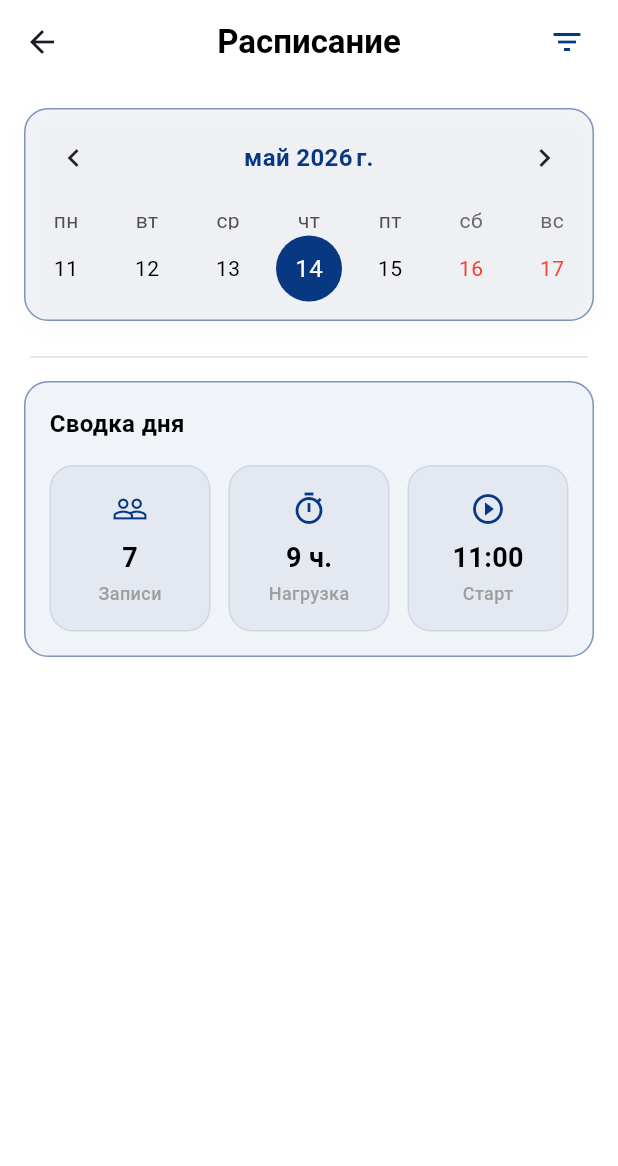
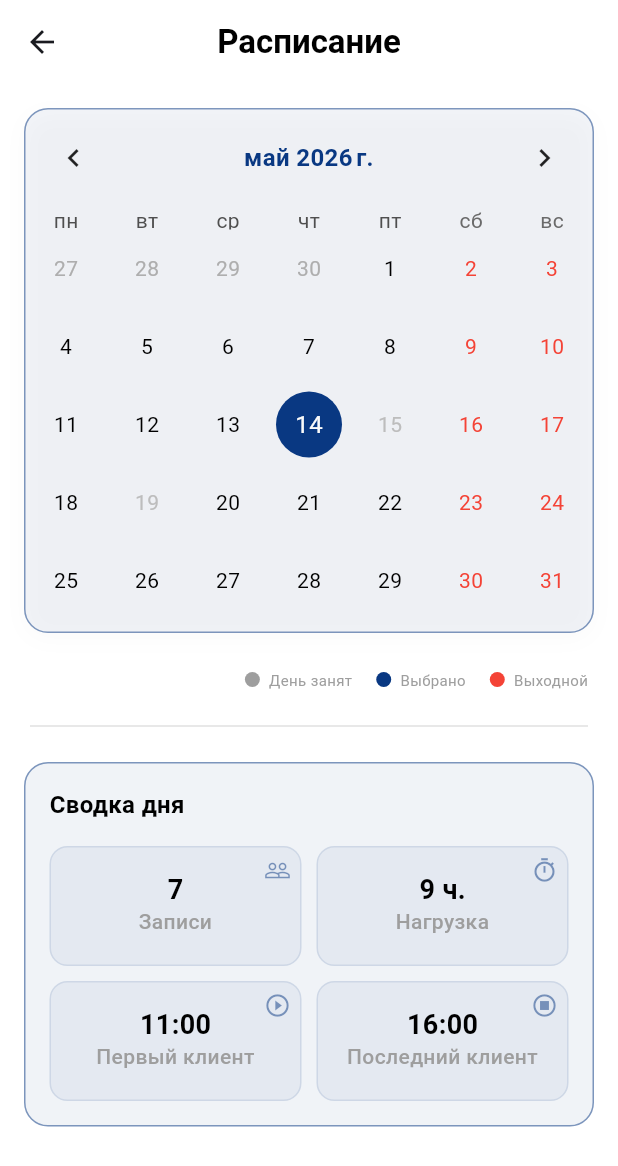
Before and after one commit to MagicKode/salon_app, a Flutter app: the MasterScheduleScreen screen opened directly, on a phone screen of 412 x 824 dp. Shown: the top 1166 px of the screen. Run offline on Flutter 3.47's test engine with Material 3 defaults, Android fonts, the phone set to English and light mode, and no system bars; drawn by our look-alikes of table_calendar; our stand-ins replace expandable_text, flutter_bloc, flutter_map, geolocator, latlong2; accounts and stored records are empty; Roboto replaces fonts that are missing (Montserrat).

Commit message:
refactored schedule card

```diff
--- a/lib/feature/core/mastercalendarscreen/domain/master_calendar_repository.dart
+++ b/lib/feature/core/mastercalendarscreen/domain/master_calendar_repository.dart
@@ -1,3 +1,4 @@
+import '../../masterschedulescreen/domain/day_availability_model.dart';
 import 'appointment_model.dart';
 
 class MasterCalendarRepository {
@@ -61,4 +62,14 @@ class MasterCalendarRepository {
   }
 
   static List<AppointmentModel> getEmptyAppointments() => [];
+
+  static Map<DateTime, DayStatus> getMockAvailability() {
+    final today = DateTime.now();
+    return {
+      // Убираем время из даты (Normalization), оставляем только год-месяц-день
+      DateTime(today.year, today.month, today.day + 1): DayStatus.full,
+      DateTime(today.year, today.month, today.day + 5): DayStatus.full,
+      DateTime(today.year, today.month, today.day + 10): DayStatus.dayOff,
+    };
+  }
 }
--- /dev/null
+++ b/lib/feature/core/masterschedulescreen/domain/day_availability_model.dart
@@ -0,0 +1,9 @@
+enum DayStatus { available, full, dayOff }
+
+// Простая модель для связи даты и её статуса
+class DayAvailability {
+  final DateTime date;
+  final DayStatus status;
+
+  DayAvailability({required this.date, required this.status});
+}
--- a/lib/feature/core/masterschedulescreen/master_schedule_body.dart
+++ b/lib/feature/core/masterschedulescreen/master_schedule_body.dart
@@ -1,21 +1,19 @@
 import 'package:flutter/material.dart';
+import 'package:salon_flutter/uikit/strings/app_strings.dart';
 
 import '../../../../uikit/colors/app_colors.dart';
 import '../../../uikit/widgets/card/calendar_view_card.dart';
 import '../../../uikit/widgets/card/day_summary_card.dart';
 import '../mastercalendarscreen/domain/appointment_model.dart';
 import '../mastercalendarscreen/domain/master_calendar_repository.dart';
-import 'master_schedule_screen.dart';
 
 class MasterScheduleBody extends StatelessWidget {
   final DateTime focusedDay;
-  final CalendarViewMode viewMode;
   final Function(DateTime) onDaySelected;
 
   const MasterScheduleBody({
     super.key,
     required this.focusedDay,
-    required this.viewMode,
     required this.onDaySelected,
   });
 
@@ -23,20 +21,22 @@ class MasterScheduleBody extends StatelessWidget {
   Widget build(BuildContext context) {
     // 1. Получаем все записи (из репозитория-заглушки)
     final allAppointments = MasterCalendarRepository.getMockAppointments();
+    final availability = MasterCalendarRepository.getMockAvailability();
 
-    // 2. Используем твой новый extension для фильтрации по выбранному дню
     final dayAppointments = allAppointments.forDate(focusedDay);
 
     return Column(
       children: [
         CalendarViewCard(
           focusedDay: focusedDay,
-          viewMode: viewMode,
           onDaySelected: onDaySelected,
+          availability: availability,
         ),
 
+        _buildLegend(),
+
         const Padding(
-          padding: EdgeInsets.symmetric(horizontal: 20),
+          padding: EdgeInsets.symmetric(horizontal: 20, vertical: 8),
           child: Divider(color: AppColors.lightBorder),
         ),
 
@@ -57,4 +57,34 @@ class MasterScheduleBody extends StatelessWidget {
       ],
     );
   }
+
+  Widget _buildLegend() {
+    return Padding(
+      padding: const EdgeInsets.symmetric(horizontal: 20, vertical: 8),
+      child: Row(
+        mainAxisAlignment: MainAxisAlignment.end,
+        children: [
+          _legendItem(AppColors.primaryGrey, AppStrings.dayIsFull),
+          const SizedBox(width: 16),
+          _legendItem(AppColors.primaryBlue, AppStrings.chosenDay),
+          const SizedBox(width: 16),
+          _legendItem(AppColors.primaryRed, AppStrings.weekend),
+        ],
+      ),
+    );
+  }
+
+  Widget _legendItem(Color color, String text) {
+    return Row(
+      children: [
+        Container(
+          width: 10,
+          height: 10,
+          decoration: BoxDecoration(color: color, shape: BoxShape.circle),
+        ),
+        const SizedBox(width: 6),
+        Text(text, style: const TextStyle(fontSize: 10, color: AppColors.primaryGrey)),
+      ],
+    );
+  }
 }
--- a/lib/feature/core/masterschedulescreen/master_schedule_screen.dart
+++ b/lib/feature/core/masterschedulescreen/master_schedule_screen.dart
@@ -13,7 +13,6 @@ class MasterScheduleScreen extends StatefulWidget {
 }
 
 class _MasterScheduleScreenState extends State<MasterScheduleScreen> {
-  CalendarViewMode _viewMode = CalendarViewMode.week;
   DateTime _selectedDay = DateTime.now();
 
   @override
@@ -21,12 +20,9 @@ class _MasterScheduleScreenState extends State<MasterScheduleScreen> {
     return Scaffold(
       appBar: ScheduleHeaderSection(
         focusedDay: _selectedDay,
-        viewMode: _viewMode,
-        onViewModeChanged: (mode) => setState(() => _viewMode = mode),
       ),
       body: MasterScheduleBody(
         focusedDay: _selectedDay,
-        viewMode: _viewMode,
         onDaySelected: (day) => setState(() => _selectedDay = day),
       ),
     );
--- a/lib/feature/core/masterschedulescreen/sections/schedule_header_section.dart
+++ b/lib/feature/core/masterschedulescreen/sections/schedule_header_section.dart
@@ -6,14 +6,10 @@ import '../master_schedule_screen.dart';
 
 class ScheduleHeaderSection extends StatelessWidget implements PreferredSizeWidget {
   final DateTime focusedDay;
-  final CalendarViewMode viewMode;
-  final Function(CalendarViewMode) onViewModeChanged;
 
   const ScheduleHeaderSection({
     super.key,
     required this.focusedDay,
-    required this.viewMode,
-    required this.onViewModeChanged,
   });
 
   @override
@@ -26,32 +22,6 @@ class ScheduleHeaderSection extends StatelessWidget implements PreferredSizeWidg
         AppStrings.scheduler,
         style: TextStyle(fontWeight: FontWeight.bold, color: AppColors.primaryBlack),
       ),
-      actions: [
-        // Тот самый значок фильтра из твоего запроса
-        PopupMenuButton<CalendarViewMode>(
-          icon: const Icon(Icons.filter_list, color: AppColors.primaryBlue),
-          onSelected: onViewModeChanged,
-          shape: RoundedRectangleBorder(borderRadius: BorderRadius.circular(12)),
-          itemBuilder: (context) => [
-            _buildMenuItem(CalendarViewMode.week, AppStrings.weeklyOrders, Icons.view_week_outlined),
-            _buildMenuItem(CalendarViewMode.month, AppStrings.monthlyOrders, Icons.calendar_month_outlined),
-          ],
-        ),
-        const SizedBox(width: 10),
-      ],
-    );
-  }
-
-  PopupMenuItem<CalendarViewMode> _buildMenuItem(CalendarViewMode mode, String text, IconData icon) {
-    return PopupMenuItem(
-      value: mode,
-      child: Row(
-        children: [
-          Icon(icon, size: 20, color: AppColors.primaryBlue),
-          const SizedBox(width: 10),
-          Text(text, style: const TextStyle(fontSize: 14)),
-        ],
-      ),
     );
   }
 
--- a/lib/uikit/strings/app_strings.dart
+++ b/lib/uikit/strings/app_strings.dart
@@ -208,7 +208,8 @@ class AppStrings {
   static const String scheduler = "Расписание";
   static const String orders = "Записи";
   static const String serviceHours = "Нагрузка";
-  static const String start = "Старт";
+  static const String firstClient = "Первый клиент";
+  static const String lastClient = "Последний клиент";
   static const String daySchedule = "Сводка дня";
   static const String weeklyOrders = "На неделю";
   static const String monthlyOrders = "На месяц";
@@ -217,6 +218,11 @@ class AppStrings {
   static const String confirmationOfDelete = "Вы действительно хотите отменить запись клиента";
   static const String deleteBookedService = "Удалить";
   static const String deletedSuccessfully = "Запись успешно удалена";
+
+  // Master schedule screen
+  static const String dayIsFull = "День занят";
+  static const String chosenDay = "Выбрано";
+  static const String weekend = "Выходной";
 
   //Notification screen
   static const String notifications = "Уведомления";
--- a/lib/uikit/widgets/card/calendar_view_card.dart
+++ b/lib/uikit/widgets/card/calendar_view_card.dart
@@ -2,18 +2,19 @@ import 'package:flutter/material.dart';
 import 'package:table_calendar/table_calendar.dart';
 
 import '../../../../uikit/colors/app_colors.dart';
-import '../../../feature/core/masterschedulescreen/master_schedule_screen.dart';
+import '../../../feature/core/masterschedulescreen/domain/day_availability_model.dart';
 
 class CalendarViewCard extends StatelessWidget {
   final DateTime focusedDay;
-  final CalendarViewMode viewMode;
   final Function(DateTime) onDaySelected;
+  // Добавляем карту занятости
+  final Map<DateTime, DayStatus> availability;
 
   const CalendarViewCard({
     super.key,
     required this.focusedDay,
-    required this.viewMode,
     required this.onDaySelected,
+    required this.availability,
   });
 
   @override
@@ -42,10 +43,9 @@ class CalendarViewCard extends StatelessWidget {
         focusedDay: focusedDay,
         // Проверка выбранного дня, чтобы кружок не пропадал
         selectedDayPredicate: (day) => isSameDay(focusedDay, day),
-        calendarFormat: viewMode == CalendarViewMode.week
-            ? CalendarFormat.week
-            : CalendarFormat.month,
+        calendarFormat: CalendarFormat.month,
         startingDayOfWeek: StartingDayOfWeek.monday,
+
         headerStyle: const HeaderStyle(
           formatButtonVisible: false,
           titleCentered: true,
@@ -55,21 +55,37 @@ class CalendarViewCard extends StatelessWidget {
             fontSize: 16,
           ),
         ),
+
+        // 1. Предикат доступности (Блокирует клики)
+        enabledDayPredicate: (day) {
+          final status = availability[DateTime(day.year, day.month, day.day)];
+          return status != DayStatus.full;
+        },
+
         calendarStyle: CalendarStyle(
-          todayDecoration: BoxDecoration(
-            color: AppColors.primaryBlue.withOpacity(0.3),
-            shape: BoxShape.circle,
-          ),
+          // 2. Стиль для отключенных дней (Серый текст)
+          disabledTextStyle: TextStyle(color: Colors.grey.shade400),
+          disabledDecoration: const BoxDecoration(shape: BoxShape.circle),
+
           selectedDecoration: const BoxDecoration(
             color: AppColors.primaryBlue,
             shape: BoxShape.circle,
           ),
           defaultTextStyle: const TextStyle(color: AppColors.primaryBlack),
+
+          // Выходные остаются ярко-красными (как на макете)
           weekendTextStyle: const TextStyle(color: AppColors.primaryRed),
-          // Убираем лишние отступы внутри ячеек
           cellMargin: const EdgeInsets.all(4),
         ),
+
+        // 2. Логика блокировки кликов для выходных
         onDaySelected: (selectedDay, focusedDay) {
+          // Если нажали на субботу (6) или воскресенье (7)
+          if (selectedDay.weekday == DateTime.saturday ||
+              selectedDay.weekday == DateTime.sunday) {
+            return;
+          }
+
           onDaySelected(selectedDay);
         },
       ),
--- a/lib/uikit/widgets/card/day_summary_card.dart
+++ b/lib/uikit/widgets/card/day_summary_card.dart
@@ -43,34 +43,35 @@ class DaySummaryCard extends StatelessWidget {
 
           const SizedBox(height: 16),
 
-          Row(
+          // Сетка 2х2
+          GridView.count(
+            crossAxisCount: 2,           // 2 колонки
+            shrinkWrap: true,            // Сетка занимает только нужное место
+            physics: const NeverScrollableScrollPhysics(), // Отключаем внутренний скролл
+            crossAxisSpacing: 10,        // Отступы по горизонтали
+            mainAxisSpacing: 10,         // Отступы по вертикали
+            childAspectRatio: 2.1,       // Баланс ширины и высоты карточек
             children: [
-              Expanded(
-                child: StatSquareCard(
+              StatSquareCard(
                 label: AppStrings.orders,
                 value: "${appointments.length}",
                 icon: Icons.people_outline,
               ),
-              ),
-
-              const SizedBox(width: 12),
-
-              Expanded(
-                child: StatSquareCard(
+              StatSquareCard(
                 label: AppStrings.serviceHours,
                 value: "${appointments.totalWorkHours()} ч.",
                 icon: Icons.timer_outlined,
               ),
-              ),
-
-              const SizedBox(width: 12),
-
-              Expanded(
-                child: StatSquareCard(
-                  label: AppStrings.start,
+              StatSquareCard(
+                label: AppStrings.firstClient,
                 value: "${appointments.first.startTime.hour}:00",
                 icon: Icons.play_circle_outline,
               ),
+              StatSquareCard(
+                label: AppStrings.lastClient,
+                // БЕРЕМ ПОСЛЕДНЕГО: appointments.last
+                value: "${appointments.last.startTime.hour}:00",
+                icon: Icons.stop_circle_outlined,
               ),
             ],
           ),
--- a/lib/uikit/widgets/card/stat_square_card.dart
+++ b/lib/uikit/widgets/card/stat_square_card.dart
@@ -1,4 +1,5 @@
 import 'package:flutter/material.dart';
+
 import '../../../../uikit/colors/app_colors.dart';
 
 class StatSquareCard extends StatelessWidget {
@@ -16,38 +17,51 @@ class StatSquareCard extends StatelessWidget {
   @override
   Widget build(BuildContext context) {
     return Container(
-      padding: const EdgeInsets.symmetric(vertical: 16),
       decoration: BoxDecoration(
         color: AppColors.primaryBlue.withOpacity(0.05),
-        borderRadius: BorderRadius.circular(16),
-        border: Border.all(
-          color: AppColors.primaryBlue.withOpacity(0.1),
+        borderRadius: BorderRadius.circular(12),
+        // Небольшая рамка добавит четкости при увеличении текста
+        border: Border.all(color: AppColors.primaryBlue.withOpacity(0.1)),
+      ),
+      child: Stack(
+        children: [
+
+          // 1. Иконка в углу
+          Positioned(
+            top: 6,
+            right: 6,
+            child: Icon(
+              icon,
+              size: 18,
+              color: AppColors.primaryBlue.withOpacity(0.5),
             ),
           ),
+
+          // 2. Основной контент по центру
+          Center(
             child: Column(
               mainAxisAlignment: MainAxisAlignment.center,
               children: [
-          Icon(icon, color: AppColors.primaryBlue, size: 24),
-
-          const SizedBox(height: 8),
-
                 Text(
                   value,
-            style: const TextStyle(
+                  style: TextStyle(
+                    fontSize: 18,
                     fontWeight: FontWeight.bold,
-              fontSize: 18,
                     color: AppColors.primaryBlack,
+                    height: 1.0,
                   ),
                 ),
-
                 const SizedBox(height: 2),
-
                 Text(
                   label,
+                  textAlign: TextAlign.center,
                   style: const TextStyle(
+                    fontSize: 14,
                     color: AppColors.primaryGrey,
-              fontSize: 12,
                     fontWeight: FontWeight.w500,
+                  ),
+                ),
+              ],
             ),
           ),
         ],
```
Lines whose indentation alone changed are shown as unchanged.
